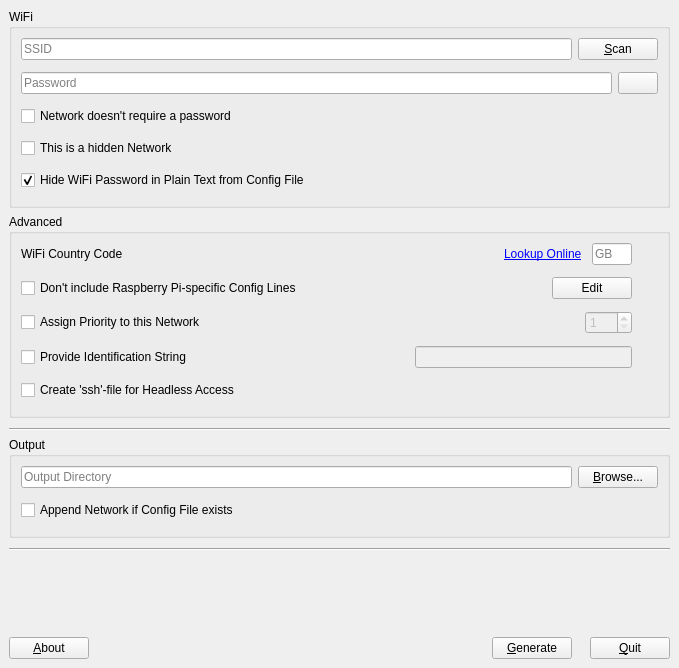
Old version of the form gui/mainwindow.ui in the repository tobiasvogel/raspi-wifi-conf.
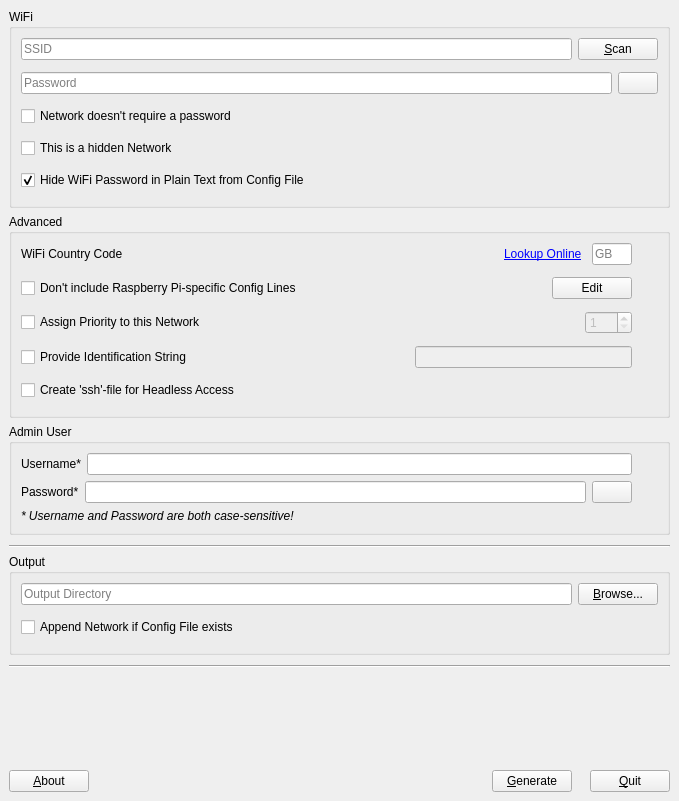
New version of the form. Icons and pictures are not drawn. Custom widgets are drawn as their Qt base class.

Diff of the .ui file:
```diff
--- a/gui/mainwindow.ui
+++ b/gui/mainwindow.ui
@@ -7,7 +7,7 @@
     <x>0</x>
     <y>0</y>
     <width>679</width>
-    <height>668</height>
+    <height>801</height>
    </rect>
   </property>
   <property name="windowTitle">
@@ -727,6 +727,182 @@
       </layout>
      </widget>
     </item>
+    <item>
+     <widget class="QGroupBox" name="userGroupBox">
+      <property name="title">
+       <string>Admin User</string>
+      </property>
+      <layout class="QVBoxLayout" name="verticalLayout_5">
+       <item>
+        <layout class="QHBoxLayout" name="horizontalLayout_13">
+         <item>
+          <widget class="QLabel" name="userNameLabel">
+           <property name="text">
+            <string>Username*</string>
+           </property>
+          </widget>
+         </item>
+         <item>
+          <widget class="QLineEdit" name="userLineEdit"/>
+         </item>
+         <item>
+          <spacer name="horizontalSpacer_12">
+           <property name="orientation">
+            <enum>Qt::Horizontal</enum>
+           </property>
+           <property name="sizeType">
+            <enum>QSizePolicy::Fixed</enum>
+           </property>
+           <property name="sizeHint" stdset="0">
+            <size>
+             <width>4</width>
+             <height>20</height>
+            </size>
+           </property>
+          </spacer>
+         </item>
+         <item>
+          <widget class="InfoLabel" name="infoLabel_username" native="true">
+           <property name="sizePolicy">
+            <sizepolicy hsizetype="Fixed" vsizetype="Fixed">
+             <horstretch>0</horstretch>
+             <verstretch>0</verstretch>
+            </sizepolicy>
+           </property>
+           <property name="minimumSize">
+            <size>
+             <width>16</width>
+             <height>16</height>
+            </size>
+           </property>
+           <property name="maximumSize">
+            <size>
+             <width>16</width>
+             <height>16</height>
+            </size>
+           </property>
+           <property name="baseSize">
+            <size>
+             <width>16</width>
+             <height>16</height>
+            </size>
+           </property>
+           <property name="text" stdset="0">
+            <string/>
+           </property>
+           <property name="pixmap" stdset="0">
+            <pixmap resource="resources.qrc">:/question-icon</pixmap>
+           </property>
+           <property name="scaledContents" stdset="0">
+            <bool>true</bool>
+           </property>
+           <property name="helpText" stdset="0">
+            <string>Up until spring of 2022, any Raspberry Pi OS came with a standard user called 'pi' enabled on the system. For security reasons, the 'pi' user was removed. Use this field to create your own intial user-account instead.</string>
+           </property>
+          </widget>
+         </item>
+        </layout>
+       </item>
+       <item>
+        <layout class="QHBoxLayout" name="horizontalLayout_14">
+         <item>
+          <widget class="QLabel" name="userPasswordLabel">
+           <property name="text">
+            <string>Password*</string>
+           </property>
+          </widget>
+         </item>
+         <item>
+          <widget class="QLineEdit" name="userPasswordLineEdit">
+           <property name="echoMode">
+            <enum>QLineEdit::Password</enum>
+           </property>
+          </widget>
+         </item>
+         <item>
+          <widget class="QPushButton" name="hideUserPasswordPushButton">
+           <property name="text">
+            <string notr="true"/>
+           </property>
+           <property name="icon">
+            <iconset resource="resources.qrc">
+             <normaloff>:/unhide-icon</normaloff>:/unhide-icon</iconset>
+           </property>
+          </widget>
+         </item>
+         <item>
+          <spacer name="horizontalSpacer_13">
+           <property name="orientation">
+            <enum>Qt::Horizontal</enum>
+           </property>
+           <property name="sizeType">
+            <enum>QSizePolicy::Fixed</enum>
+           </property>
+           <property name="sizeHint" stdset="0">
+            <size>
+             <width>4</width>
+             <height>20</height>
+            </size>
+           </property>
+          </spacer>
+         </item>
+         <item>
+          <widget class="InfoLabel" name="infoLabel_userPassword" native="true">
+           <property name="sizePolicy">
+            <sizepolicy hsizetype="Fixed" vsizetype="Fixed">
+             <horstretch>0</horstretch>
+             <verstretch>0</verstretch>
+            </sizepolicy>
+           </property>
+           <property name="minimumSize">
+            <size>
+             <width>16</width>
+             <height>16</height>
+            </size>
+           </property>
+           <property name="maximumSize">
+            <size>
+             <width>16</width>
+             <height>16</height>
+            </size>
+           </property>
+           <property name="baseSize">
+            <size>
+             <width>16</width>
+             <height>16</height>
+            </size>
+           </property>
+           <property name="text" stdset="0">
+            <string/>
+           </property>
+           <property name="pixmap" stdset="0">
+            <pixmap resource="resources.qrc">:/question-icon</pixmap>
+           </property>
+           <property name="scaledContents" stdset="0">
+            <bool>true</bool>
+           </property>
+           <property name="helpText" stdset="0">
+            <string>Up until spring of 2022, any Raspberry Pi OS came with a standard user called 'pi' enabled on the system associated with a standard password 'raspberry'. Since the 'pi'-user was removed in later versions, use this field to set a password for you default user-account.</string>
+           </property>
+          </widget>
+         </item>
+        </layout>
+       </item>
+       <item>
+        <widget class="QLabel" name="label">
+         <property name="font">
+          <font>
+           <italic>true</italic>
+          </font>
+         </property>
+         <property name="text">
+          <string>* Username and Password are both case-sensitive!</string>
+         </property>
+        </widget>
+       </item>
+      </layout>
+     </widget>
+    </item>
     <item>
      <spacer name="verticalSpacer_3">
       <property name="orientation">
```
Left out of the diff: 50 changed lines with no effect on the pictures.
